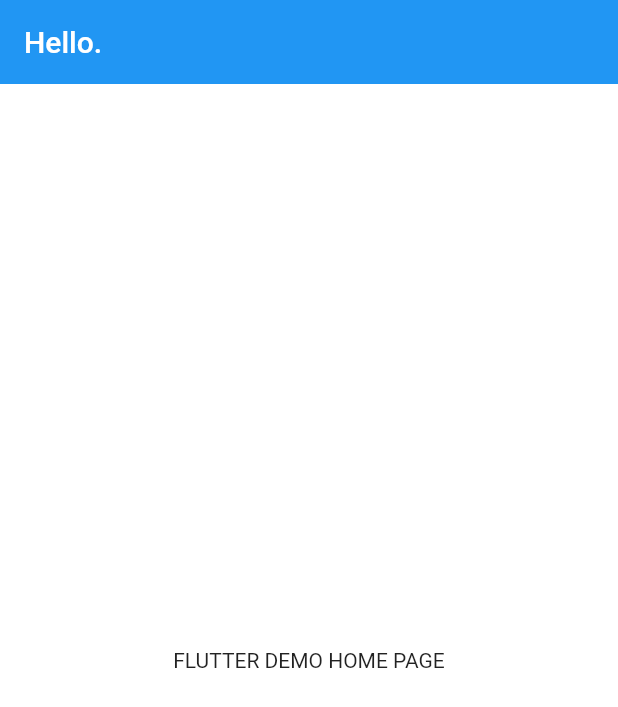
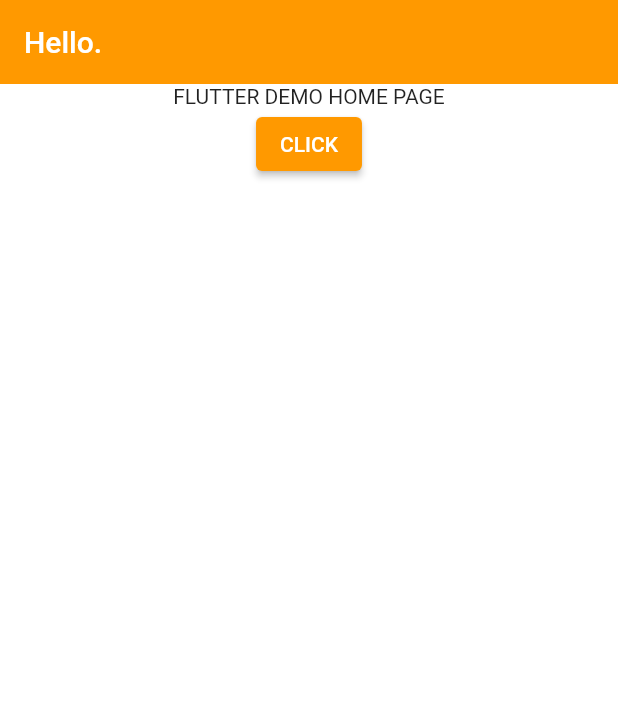
Before and after one commit to SHAHYASHNILESH/Shopping_App, a Flutter app: the screen it shows after launch, on a phone screen of 412 x 824 dp. Shown: the top 707 px of the screen. Run offline on Flutter 3.47's test engine with Material 2 defaults, Android fonts, the phone set to English and light mode, and no system bars.

Commit message:
Started with Project

```diff
--- a/lib/main.dart
+++ b/lib/main.dart
@@ -13,19 +13,31 @@ class MyApp extends StatelessWidget {
       title: 'Amazon Clone',
       theme: ThemeData(
         scaffoldBackgroundColor: GlobalVariables.backgroundColor,
+        colorScheme: const ColorScheme.light(
+          primary: GlobalVariables.secondaryColor,
+        ),
         appBarTheme: AppBarTheme(
           elevation: 0,
           iconTheme: IconThemeData(
               color:Colors.black,
           ),
+
         )
       ),
       home:Scaffold(
         appBar: AppBar(
           title:const Text('Hello.'),
         ),
-          body: Center(
-              child: Text("FLUTTER DEMO HOME PAGE")
+          body: Column(
+            children: [
+              Center(
+                  child: Text("FLUTTER DEMO HOME PAGE")
+              ),
+              ElevatedButton(
+                  onPressed: (){},
+                  child:Text('CLICK'),
+              ),
+            ],
           )
       ),
     );
```
Also changed, not shown: lib/features/auth/screens/auth_screen.dart (added).
